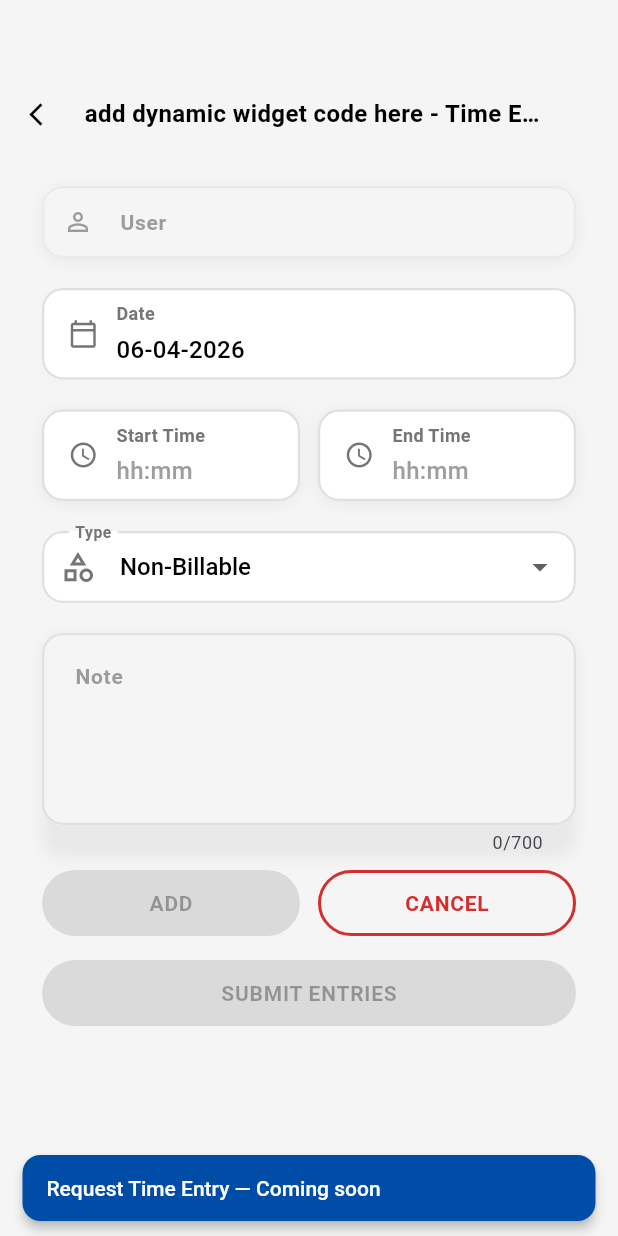
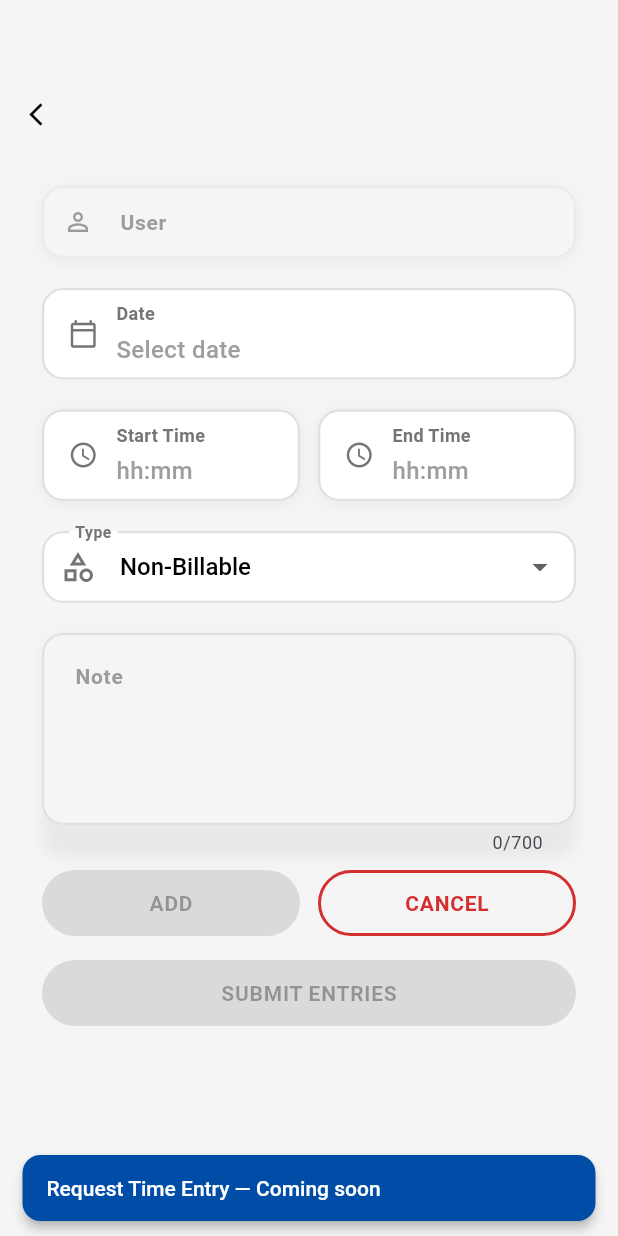
Before and after one commit to ankit76350dsv/dsv360_mobile_app, a Flutter app: the AddTimeEntryDialog screen opened directly with empty values, after a tap on "REQUEST", on a phone screen of 412 x 824 dp. Run offline on Flutter 3.47's test engine with Material 3 defaults, Android fonts, the phone set to English and light mode, and no system bars; our stand-ins replace connectivity_plus, dio, file_picker, fl_chart, flutter_riverpod, flutter_speed_dial and 4 more; missing offline and left inert: crop_your_image, syncfusion_flutter_pdfviewer, zcatalyst_sdk; accounts and stored records are empty; generated files the repository leaves out were written again; network calls fail.

Commit message:
fix: minorBugs

```diff
--- a/lib/features/time_entry/view/pages/add_time_entry_dialog.dart
+++ b/lib/features/time_entry/view/pages/add_time_entry_dialog.dart
@@ -1048,7 +1048,7 @@ class _AddTimeEntryDialogState extends State<AddTimeEntryDialog> {
                             backgroundColor: Theme.of(context).custom.primary,
                           ),
                         );
-                        Navigator.push(context, MaterialPageRoute(builder: (context)=>RequestTimeEntriesScreen(currentUser: '',)));
+                        Navigator.push(context, MaterialPageRoute(builder: (context)=>RequestTimeEntriesScreen(currentUser: widget.currentUser, projectId: widget.projectId, projectName: widget.projectName, taskId: widget.taskId, taskName: widget.taskName,)));
 
 
 
--- a/lib/features/time_entry/view/pages/request_time_entries_screen.dart
+++ b/lib/features/time_entry/view/pages/request_time_entries_screen.dart
@@ -12,11 +12,19 @@ import 'package:intl/intl.dart';
 class RequestTimeEntriesScreen extends StatefulWidget {
   final String currentUser;
   final TimeEntry? editingEntry; // For editing existing entry
+  final String projectId;
+final String projectName;
+final String taskId;
+final String taskName;
 
   const RequestTimeEntriesScreen({
     super.key,
     this.editingEntry,
     required this.currentUser,
+    required this.projectId,
+  required this.projectName,
+  required this.taskId,
+  required this.taskName,
   });
 
   @override
@@ -118,7 +126,7 @@ bool _isAddDisabled() {
 
   final newEntry = TimeEntry(
     id: "fwef",
-    user: "zmeraj",
+    user: _userController.text,
     date: _selectedDate!,
     startTime: _startTimeController.text,
     endTime: _endTimeController.text,
@@ -208,6 +216,8 @@ final String timeentryDataString = jsonEncode(jsonEntries);
       'User_Id': userId,
       'Username': username,
     };
+
+    debugPrint(_taskIdController.text);
 
     final String finalJsonString = jsonEncode(requestData);
 
@@ -327,15 +337,16 @@ final String timeentryDataString = jsonEncode(jsonEntries);
     _endTimeController = TextEditingController();
     _noteController = TextEditingController();
 
-    _projectIdController = TextEditingController();
-    _projectNameController = TextEditingController();
-    _taskIdController = TextEditingController();
-    _taskNameController = TextEditingController();
+    _projectIdController = TextEditingController(text: widget.projectId);
+    _projectNameController = TextEditingController(text: widget.projectName);
+    _taskIdController = TextEditingController(text: widget.taskId);
+    _taskNameController = TextEditingController(text: widget.taskName);
 
-    _selectedDate = DateTime.now();
+
+
     _selectedType = 'Non-Billable';
 
-    _dateController.text = DateFormat('dd-MM-yyyy').format(_selectedDate!);
+
 
     if (widget.editingEntry != null) {
       final entry = widget.editingEntry!;
@@ -361,7 +372,7 @@ final String timeentryDataString = jsonEncode(jsonEntries);
         child: Padding(
           padding: const EdgeInsets.only(top: 48),
           child: TopBar(
-            title: ' add dynamic widget code here - Time Entries',
+            title: widget.taskName,
             onBack: () => Navigator.of(context).pop(),
           ),
         ),
@@ -813,7 +824,7 @@ final String timeentryDataString = jsonEncode(jsonEntries);
                             crossAxisAlignment: CrossAxisAlignment.start,
                             children: [
                               Text(
-                                "${DateFormat('dd-MM-yyyy').format(entry.date)}",
+                                DateFormat('dd-MM-yyyy').format(entry.date),
                                 style: TextStyle(
                                   color: customColors.textPrimary,
                                   fontWeight: FontWeight.w600,
```
